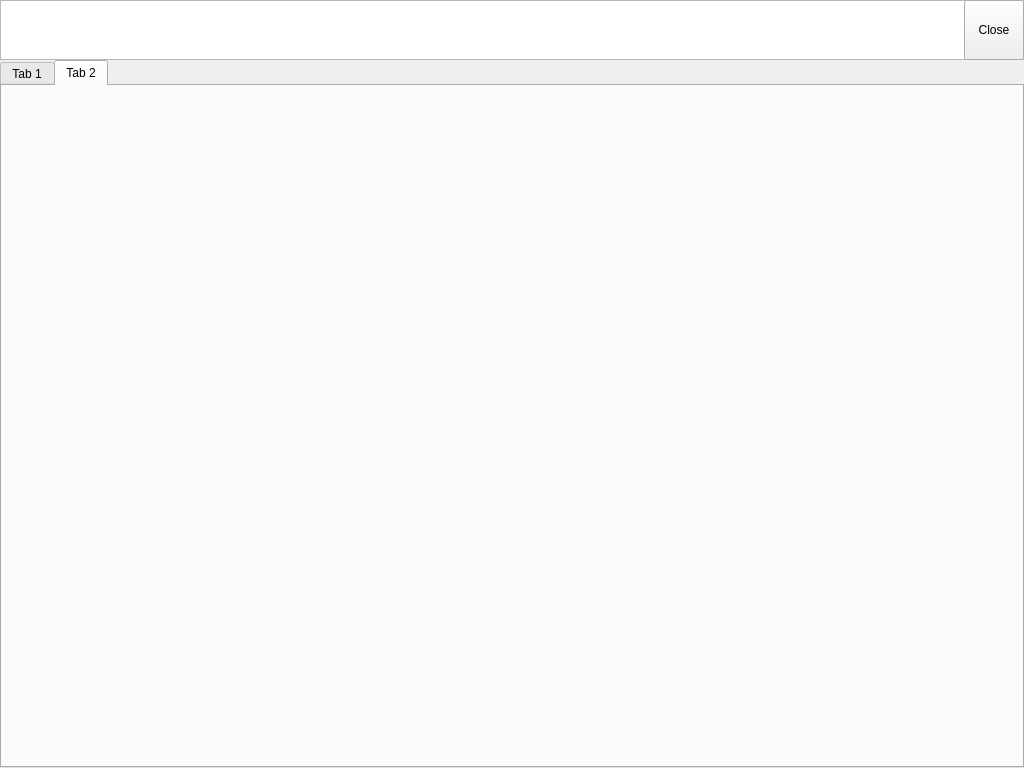
Before: the Qt Designer form QtGuiApplicationTest/QtGuiApplicationTest/QtGuiApplicationTest.ui in xautshuanglong/QtLearningRepository, drawn with Qt 5.
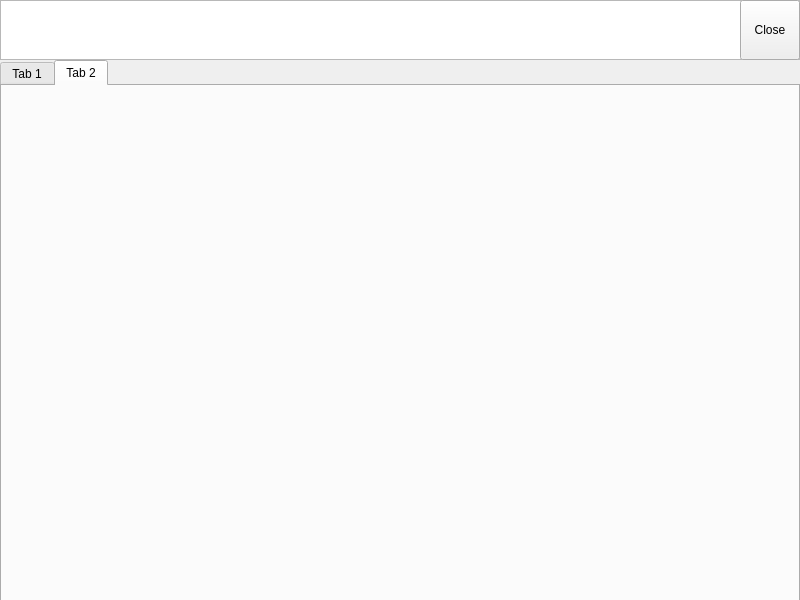
After: the same form once the commit is applied. The open tabs and pages were chosen to show the change.

What changed in the file:
```diff
--- a/QtGuiApplicationTest/QtGuiApplicationTest/QtGuiApplicationTest.ui
+++ b/QtGuiApplicationTest/QtGuiApplicationTest/QtGuiApplicationTest.ui
@@ -6,8 +6,8 @@
    <rect>
     <x>0</x>
     <y>0</y>
-    <width>1024</width>
-    <height>768</height>
+    <width>800</width>
+    <height>600</height>
    </rect>
   </property>
   <property name="windowTitle">
@@ -19,8 +19,8 @@
      <rect>
       <x>0</x>
       <y>60</y>
-      <width>1024</width>
-      <height>708</height>
+      <width>800</width>
+      <height>600</height>
      </rect>
     </property>
     <property name="minimumSize">
@@ -48,7 +48,7 @@
      <rect>
       <x>0</x>
       <y>0</y>
-      <width>1024</width>
+      <width>800</width>
       <height>60</height>
      </rect>
     </property>
@@ -56,7 +56,7 @@
    <widget class="QPushButton" name="closeButton">
     <property name="geometry">
      <rect>
-      <x>964</x>
+      <x>740</x>
       <y>0</y>
       <width>60</width>
       <height>60</height>
```
Left out of the diff: 2 changed lines with no effect on the pictures.
